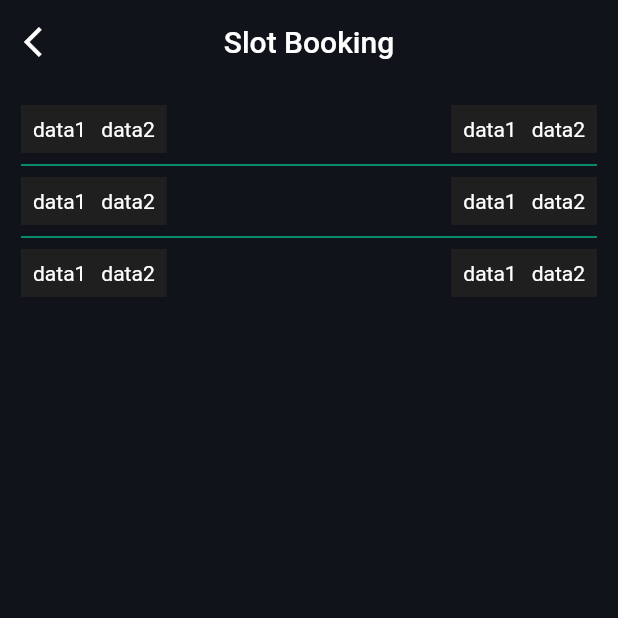
After one commit to tanaybanerjeedeveloper/noun_app, a Flutter app: the SlotBookingScreen screen opened by its route, on a phone screen of 412 x 824 dp, the top half of it. The commit adds this screen. Run offline on Flutter 3.47's test engine with Material 2 defaults, Android fonts, the phone set to English and light mode, and no system bars; our stand-ins replace carousel_slider, curved_navigation_bar, location, smooth_page_indicator; missing offline and left inert: mapmyindia_gl.

Commit message:
added adaptiveness

```diff
--- a/lib/main.dart
+++ b/lib/main.dart
@@ -11,6 +11,7 @@ import './screens/payment_screen.dart';
 import './screens/sucess_screen.dart';
 import './screens/otp_screen.dart';
 import './screens/select_car_screen.dart';
+import './screens/slot_booking_screen.dart';
 
 void main() {
   runApp(const MyApp());
@@ -44,6 +45,7 @@ class MyApp extends StatelessWidget {
         SuccessScreen.id: (context) => SuccessScreen(),
         OtpScreen.id: (context) => OtpScreen(),
         SelectCarScreen.id: (context) => SelectCarScreen(),
+        SlotBookingScreen.id: (context) => SlotBookingScreen(),
       },
       debugShowCheckedModeBanner: false,
     );
--- /dev/null
+++ b/lib/screens/slot_booking_screen.dart
@@ -0,0 +1,50 @@
+import 'package:flutter/material.dart';
+import 'package:noun_customer_app/utilities/constants.dart';
+import '../widgets/slot_widget.dart';
+
+class SlotBookingScreen extends StatefulWidget {
+  //SlotBookingScreen({Key? key}) : super(key: key);
+  static const id = 'slot_booking';
+
+  @override
+  State<SlotBookingScreen> createState() => _SlotBookingScreenState();
+}
+
+class _SlotBookingScreenState extends State<SlotBookingScreen> {
+  @override
+  Widget build(BuildContext context) {
+    return Scaffold(
+      backgroundColor: kScaffoldBackgroundColor,
+      appBar: AppBar(
+        leading: IconButton(
+            onPressed: () => Navigator.pop(context),
+            icon: const Icon(Icons.arrow_back_ios)),
+        automaticallyImplyLeading: false,
+        centerTitle: true,
+        elevation: 0,
+        backgroundColor: kScaffoldBackgroundColor,
+        title: Text('Slot Booking'),
+      ),
+      body: SingleChildScrollView(
+        child: Padding(
+          padding: const EdgeInsets.all(14.0),
+          child: ListView.separated(
+              shrinkWrap: true,
+              itemBuilder: (BuildContext context, int index) {
+                return Row(
+                  mainAxisAlignment: MainAxisAlignment.spaceBetween,
+                  children: [
+                    SloWidget(),
+                    SloWidget(),
+                  ],
+                );
+              },
+              separatorBuilder: (BuildContext context, int index) => Divider(
+                    color: Theme.of(context).primaryColor,
+                  ),
+              itemCount: 3),
+        ),
+      ),
+    );
+  }
+}
--- /dev/null
+++ b/lib/widgets/slot_widget.dart
@@ -0,0 +1,23 @@
+import 'package:flutter/material.dart';
+
+class SloWidget extends StatelessWidget {
+  // const SloWidget({Key? key}) : super(key: key);
+
+  @override
+  Widget build(BuildContext context) {
+    return Container(
+      padding: EdgeInsets.all(8.0),
+      color: Theme.of(context).colorScheme.secondary,
+      child: Row(
+        mainAxisAlignment: MainAxisAlignment.spaceBetween,
+        children: [
+          Text('data1'),
+          SizedBox(
+            width: 10.0,
+          ),
+          Text('data2'),
+        ],
+      ),
+    );
+  }
+}
```
Also changed, not shown: lib/screens/select_car_screen.dart (+9 -8 lines), lib/screens/station_details_screen.dart (+76 -62 lines).
